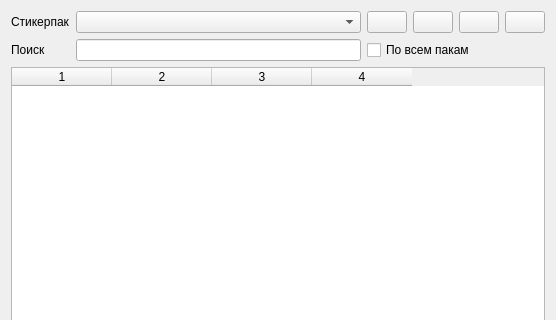
Before: the Qt Designer form ui/mainwindow.ui in rkfg/mxstickers, drawn with Qt 5; both pictures show x 0 to 556 and y 0 to 320 of the 556 by 600 pixel window.
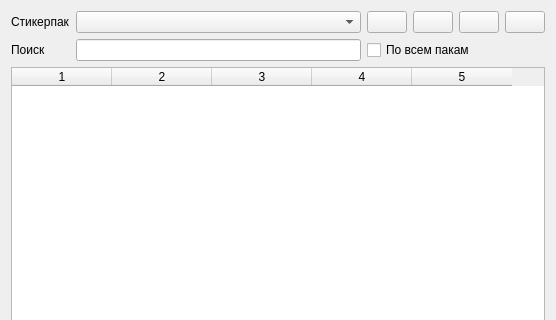
After: the same form once the commit is applied. Icons and pictures are not drawn.

Commit message: Support multiple image types. Fixes #5.

Patch:
```diff
--- a/ui/mainwindow.ui
+++ b/ui/mainwindow.ui
@@ -161,7 +161,7 @@
        <enum>QAbstractItemView::SelectRows</enum>
       </property>
       <property name="columnCount">
-       <number>4</number>
+       <number>5</number>
       </property>
       <attribute name="horizontalHeaderCascadingSectionResizes">
        <bool>true</bool>
@@ -173,6 +173,7 @@
       <column/>
       <column/>
       <column/>
+      <column/>
      </widget>
     </item>
     <item row="3" column="5">
```
The commit also changes 2 other files.
